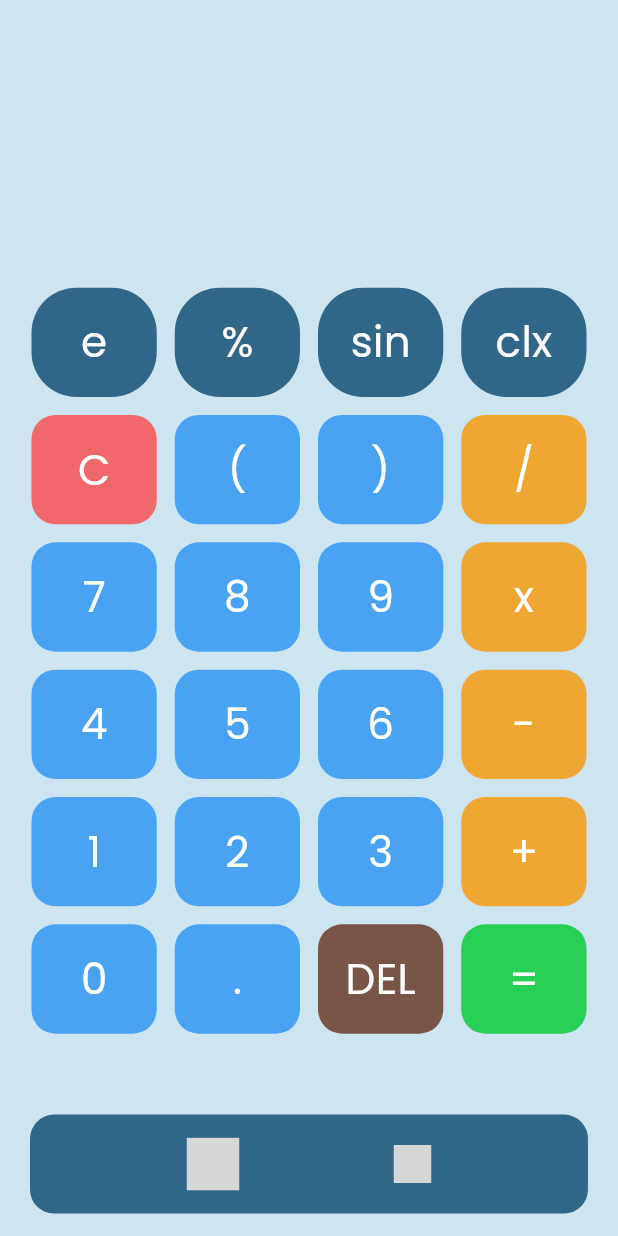
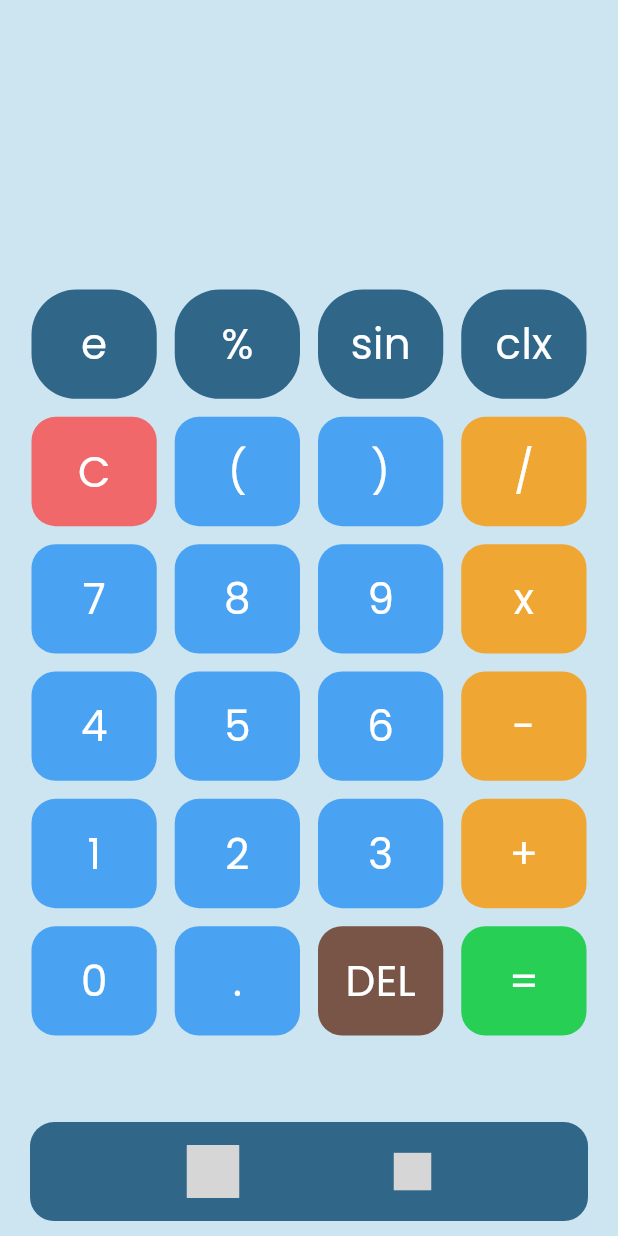
Before and after one commit to ifahadazam/calculator_app, a Flutter app: the Home screen opened directly, on a phone screen of 412 x 824 dp. Run offline on Flutter 3.47's test engine with Material 3 defaults, Android fonts, the phone set to English and light mode, and no system bars; our stand-ins replace animate_do, google_fonts, math_expressions; missing offline and left inert: animate_icons; grey boxes are pictures that could not be loaded.

Commit message:
changed bottom padding

```diff
--- a/lib/home.dart
+++ b/lib/home.dart
@@ -53,7 +53,7 @@ class _HomeState extends State<Home> {
         //   centerTitle: true,
         // ),
         bottomNavigationBar: Padding(
-          padding: const EdgeInsets.only(bottom: 15, right: 20, left: 20),
+          padding: const EdgeInsets.only(bottom: 10, right: 20, left: 20),
           child: Container(
             decoration: BoxDecoration(
               borderRadius: BorderRadius.circular(16),
```
